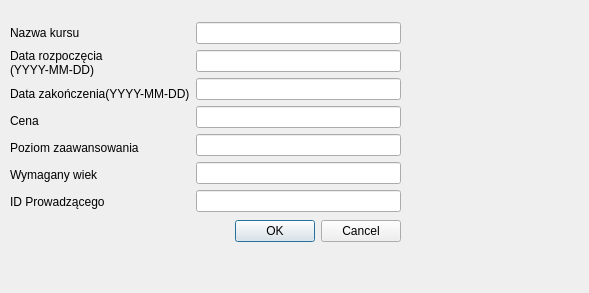
Qt form sqlmodifykurs.ui (aleksanderkalenbach/IO_2020_2021_ASP) before a commit.
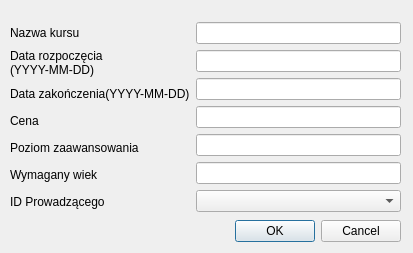
The same form after that commit.

```diff
--- a/sqlmodifykurs.ui
+++ b/sqlmodifykurs.ui
@@ -6,8 +6,8 @@
    <rect>
     <x>0</x>
     <y>0</y>
-    <width>589</width>
-    <height>293</height>
+    <width>413</width>
+    <height>253</height>
    </rect>
   </property>
   <property name="windowTitle">
@@ -111,7 +111,7 @@
            <widget class="QLineEdit" name="lineWiek"/>
           </item>
           <item>
-           <widget class="QLineEdit" name="lineID"/>
+           <widget class="QComboBox" name="comboBoxID"/>
           </item>
          </layout>
         </item>
```
Left out of the diff: 35 changed lines with no effect on the pictures.
